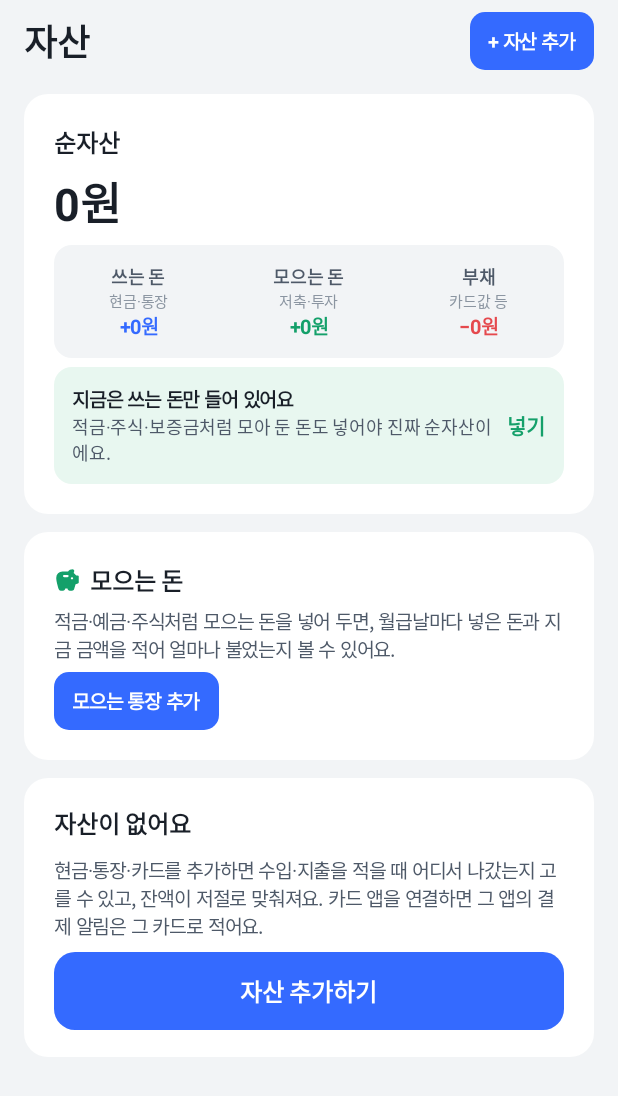
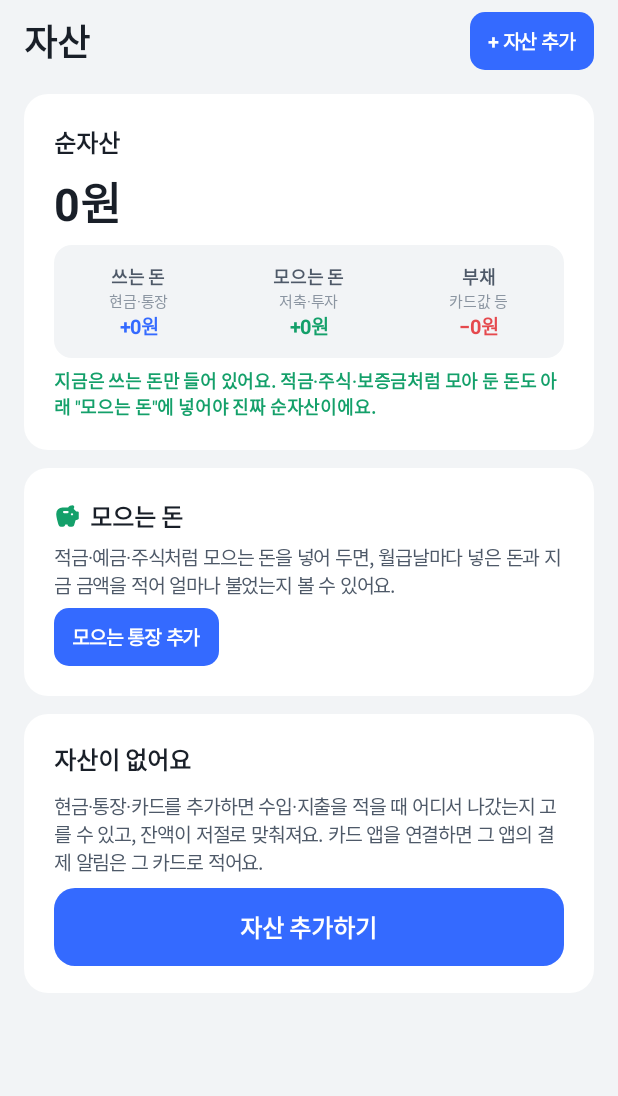
Before and after one commit to simbio11/simbio-don, an Android app built with Jetpack Compose: the composable AssetsScreen called with empty values, on a phone screen of 412 x 824 dp. Shown: the top 1096 px of the screen. Run offline under Robolectric (Android 15) with nearby library versions, the phone set to English and light mode, and no system bars; our stand-ins replace Room's generated code.

Commit message:
0.15.0: 어둡게 모드, 위젯 색·바탕 투명, 순자산 나눠 보기·지금 잔액 맞추기 버그 수정, 누를 때 통통·진동, 화면 넘김 밀림·어두워짐·탭 방향 전환, 폰 애니메이션 꺼짐 대응, 홈 꾸미기 — 문서
Co-Authored-By: Claude Opus 5.5 <noreply@anthropic.com>
Claude-Session: https://claude.ai/code/session_01RsG6tFR8Vrw2tNXKhxHjg5

```diff
--- a/app/build.gradle.kts
+++ b/app/build.gradle.kts
@@ -13,8 +13,8 @@ android {
         applicationId = "com.simbio.don"
         minSdk = 26
         targetSdk = 35
-        versionCode = 14
-        versionName = "0.14.0"
+        versionCode = 15
+        versionName = "0.15.0"
     }
 
     // CI에서 빌드할 때마다 서명이 바뀌면 폰에 덮어 설치가 안 되고 데이터가 지워진다.
--- a/app/src/main/kotlin/com/simbio/don/app/ui/AssetsScreen.kt
+++ b/app/src/main/kotlin/com/simbio/don/app/ui/AssetsScreen.kt
@@ -1,7 +1,6 @@
 package com.simbio.don.app.ui
 
 import androidx.compose.foundation.background
-import com.simbio.don.app.ui.kit.pressable
 import androidx.compose.foundation.layout.Box
 import androidx.compose.foundation.clickable
 import androidx.compose.foundation.horizontalScroll
@@ -92,7 +91,7 @@ fun AssetsScreen(
         verticalArrangement = Arrangement.spacedBy(12.dp),
     ) {
         ScreenTitle("자산", trailing = { SmallButton(onClick = onAdd) { Text("+ 자산 추가") } })
-        NetWorthCard(balances, shown.size >= 2, onTransfer, onAddPot)
+        NetWorthCard(balances, shown.size >= 2, onTransfer)
         WealthCard(wealth, checkDue, onCheck, onAddPot)
         if (shown.isEmpty()) {
             SectionCard("자산이 없어요") {
@@ -339,7 +338,7 @@ fun AccountEditScreen(
  * 생활비 통장만 넣으면 이번 달 쓸 돈과 다를 게 없으니, 모으는 돈이 없을 때는 넣어 보라고 권한다.
  */
 @Composable
-private fun NetWorthCard(balances: List<AccountBalance>, canTransfer: Boolean, onTransfer: () -> Unit, onAddPot: () -> Unit) {
+private fun NetWorthCard(balances: List<AccountBalance>, canTransfer: Boolean, onTransfer: () -> Unit) {
     val net = AccountBalances.net(balances)
     val spend = AccountBalances.spending(balances)
     val grow = AccountBalances.growing(balances)
@@ -359,16 +358,12 @@ private fun NetWorthCard(balances: List<AccountBalance>, canTransfer: Boolean, o
             NetPart("부채", "카드값 등", "−" + won(debt), DonColors.Expense)
         }
         if (grow == 0L) {
-            Row(
-                Modifier.fillMaxWidth().clip(RoundedCornerShape(12.dp)).background(DonColors.GoodSurface).pressable(onClick = onAddPot).padding(12.dp),
-                verticalAlignment = Alignment.CenterVertically,
-            ) {
-                Column(Modifier.weight(1f)) {
-                    Text("지금은 쓰는 돈만 들어 있어요", fontSize = 13.sp, fontWeight = FontWeight.SemiBold, color = DonColors.Ink)
-                    Text("적금·주식·보증금처럼 모아 둔 돈도 넣어야 진짜 순자산이에요.", fontSize = 12.sp, color = DonColors.InkSoft)
-                }
-                Text("넣기", fontSize = 14.sp, fontWeight = FontWeight.Bold, color = DonColors.Good)
-            }
+            Text(
+                "지금은 쓰는 돈만 들어 있어요. 적금·주식·보증금처럼 모아 둔 돈도 아래 \"모으는 돈\"에 넣어야 진짜 순자산이에요.",
+                fontSize = 12.sp,
+                color = DonColors.Good,
+                fontWeight = FontWeight.SemiBold,
+            )
         }
         if (canTransfer) SubButton(onClick = onTransfer, modifier = Modifier.fillMaxWidth()) { Text("이체 적기 (통장 → 현금, 카드값 내기)") }
     }
```
Also changed, not shown: 2 other files.
